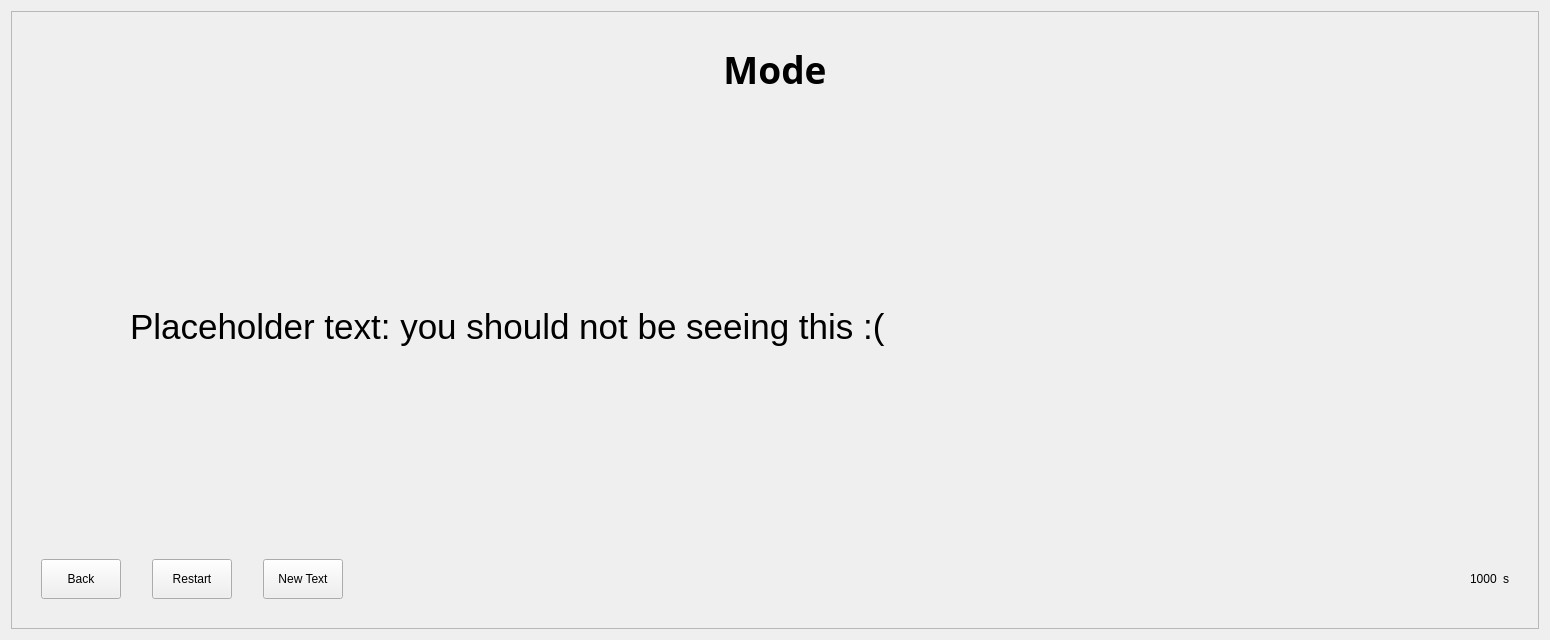
This is ps_typer/ui/source/typing_window.ui in Rolv-Apneseth/ps-typer as Qt 5 draws it before an edit. The edited form follows.
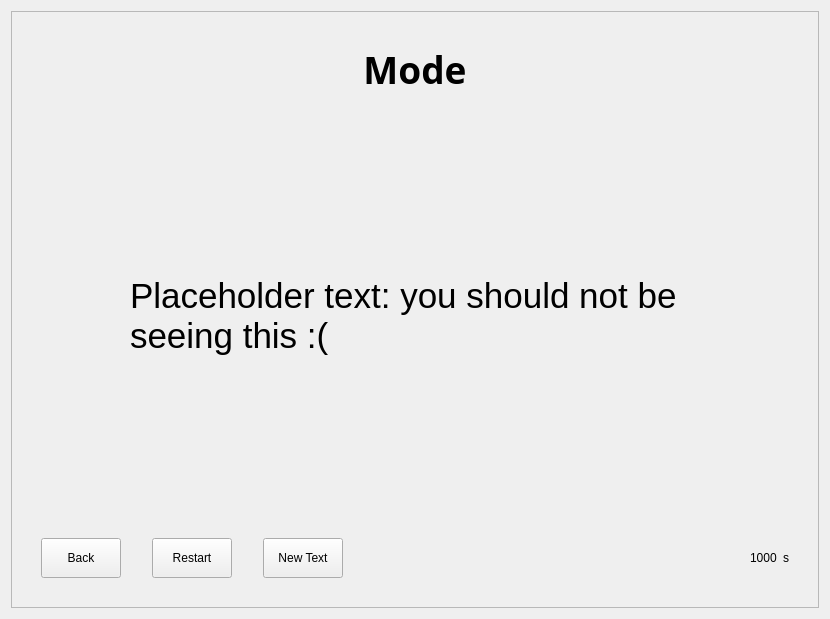
This is the edited form.

Commit message: Reduced minimum size for scrolling area of the typing window

What changed in the file:
```diff
--- a/ps_typer/ui/source/typing_window.ui
+++ b/ps_typer/ui/source/typing_window.ui
@@ -6,8 +6,8 @@
    <rect>
     <x>0</x>
     <y>0</y>
-    <width>1550</width>
-    <height>640</height>
+    <width>830</width>
+    <height>619</height>
    </rect>
   </property>
   <property name="windowTitle">
@@ -27,14 +27,14 @@
        <rect>
         <x>0</x>
         <y>0</y>
-        <width>1530</width>
-        <height>620</height>
+        <width>810</width>
+        <height>599</height>
        </rect>
       </property>
       <property name="minimumSize">
        <size>
-        <width>1500</width>
-        <height>600</height>
+        <width>800</width>
+        <height>500</height>
        </size>
       </property>
       <layout class="QVBoxLayout" name="verticalLayout_2">
```
The commit also changes 1 other file.
